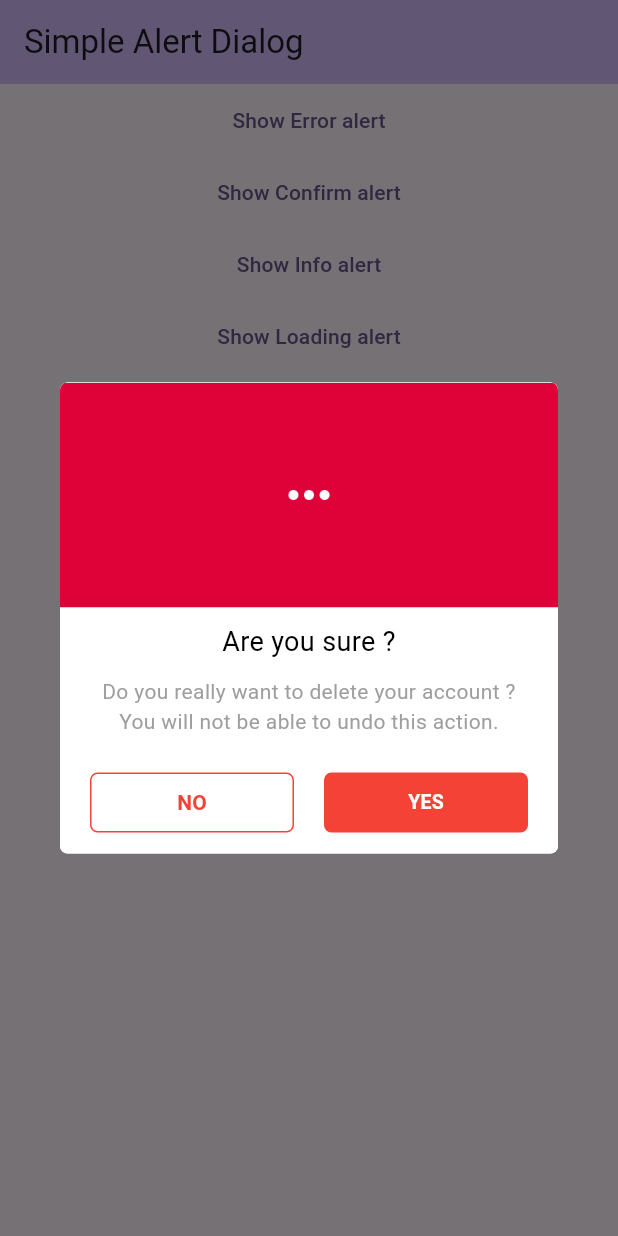
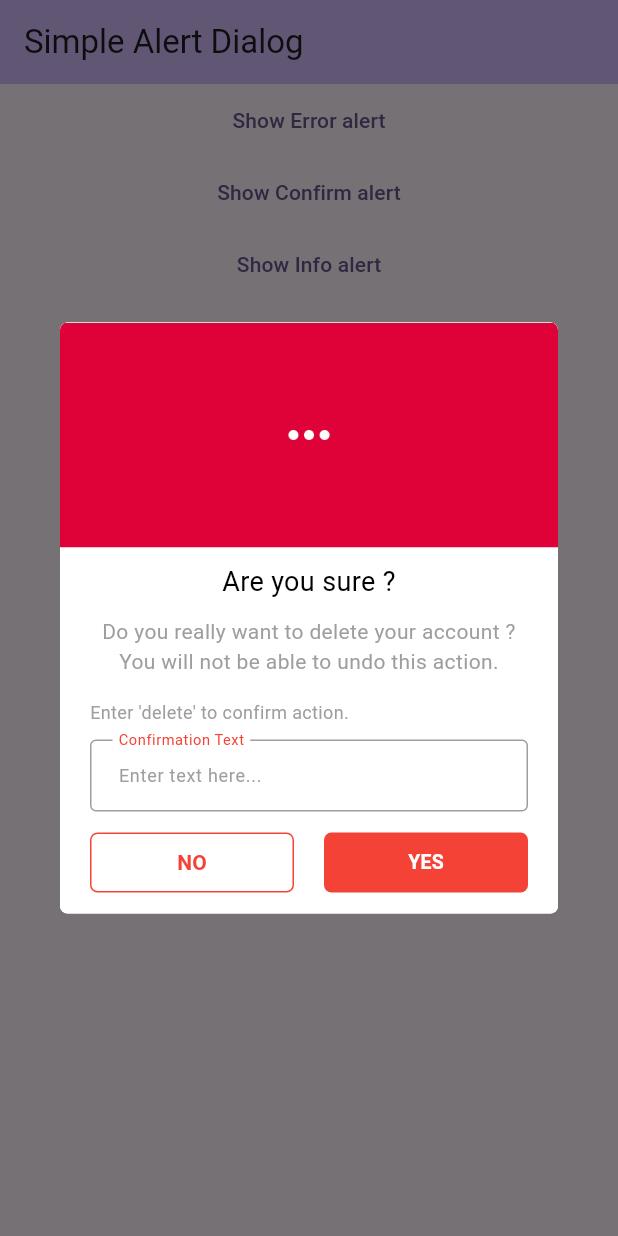
Before and after one commit to abhay-s-rawat/simple_alert_dialog, a Flutter app: the screen it shows after launch, after a tap on "Show Error alert", on a phone screen of 412 x 824 dp. Run offline on Flutter 3.47's test engine with Material 3 defaults, Android fonts, the phone set to English and light mode, and no system bars.

Commit message:
Added confirmationText functionality

```diff
--- a/lib/src/simple_alert_dialog.dart
+++ b/lib/src/simple_alert_dialog.dart
@@ -2,6 +2,7 @@ import 'package:flutter/material.dart';
 import 'animated_image.dart';
 import '../wrappers/alert_content_wrapper.dart';
 import '../wrappers/alert_title_wrapper.dart';
+import 'simple_alert_dialog_widget.dart';
 
 class SimpleAlertDialog {
   static Future show(
@@ -12,6 +13,8 @@ class SimpleAlertDialog {
     //
     Function(BuildContext ctx)? onConfirmButtonPressed,
     Function(BuildContext ctx)? onCancelButtonPressed,
+    //
+    String? confirmationText,
     //
     String assetImagepath = AnimatedImage.success,
     bool barrierDismissible = true,
@@ -25,130 +28,19 @@ class SimpleAlertDialog {
       barrierDismissible: barrierDismissible,
       context: context,
       builder: (BuildContext ctx2) {
-        return Center(
-          child: LayoutBuilder(
-              builder: (BuildContext ctx, BoxConstraints constraints) {
-            double maxWidth = 350;
-            if (constraints.maxWidth <= maxWidth) {
-              maxWidth = constraints.maxWidth - 40;
-            }
-            if (width != null) {
-              maxWidth = width;
-            }
-            return SingleChildScrollView(
-              child: AlertDialog(
-                elevation: 10,
-                backgroundColor: Colors.white,
-                surfaceTintColor: Colors.white,
-                contentPadding: EdgeInsets.zero,
-                titlePadding: EdgeInsets.zero,
-                shape: RoundedRectangleBorder(
-                  borderRadius: BorderRadius.circular(borderRadius),
-                ),
-                title: Container(
-                  width: double.infinity,
-                  height: 150,
-                  clipBehavior: Clip.antiAlias,
-                  decoration: BoxDecoration(
-                    color: Colors.white,
-                    borderRadius: BorderRadius.only(
-                      topLeft: Radius.circular(borderRadius),
-                      topRight: Radius.circular(borderRadius),
-                    ),
-                  ),
-                  child: Image.asset(
-                    assetImagepath,
-                    fit: BoxFit.cover,
-                  ),
-                ),
-                content: Container(
-                  constraints: BoxConstraints(maxWidth: maxWidth),
-                  padding:
-                      const EdgeInsets.symmetric(vertical: 10, horizontal: 20),
-                  decoration: BoxDecoration(
-                    borderRadius: BorderRadius.only(
-                      bottomLeft: Radius.circular(borderRadius),
-                      bottomRight: Radius.circular(borderRadius),
-                    ),
-                    color: Colors.white,
-                  ),
-                  child: Column(
-                    mainAxisSize: MainAxisSize.min,
-                    children: [
-                      title.getWidget,
-                      const SizedBox(height: 10),
-                      content.getWidget,
-                      const SizedBox(height: 20),
-                      if ((confirmBtnText != null) || (cancelBtnText != null))
-                        Row(
-                          mainAxisAlignment: MainAxisAlignment.center,
-                          children: [
-                            if (cancelBtnText != null)
-                              Expanded(
-                                child: OutlinedButton(
-                                  style: OutlinedButton.styleFrom(
-                                    shape: RoundedRectangleBorder(
-                                      borderRadius:
-                                          BorderRadius.circular(borderRadius),
-                                    ),
-                                    side: BorderSide(
-                                      width: 1,
-                                      color: buttonsColor,
-                                    ),
-                                  ),
-                                  onPressed: () async {
-                                    if (onCancelButtonPressed != null) {
-                                      await onCancelButtonPressed.call(ctx);
-                                    } else {
-                                      Navigator.pop(ctx, false);
-                                    }
-                                  },
-                                  child: Text(
-                                    cancelBtnText,
-                                    style: TextStyle(
-                                      fontSize: 14,
-                                      color: buttonsColor,
-                                      fontWeight: FontWeight.bold,
-                                    ),
-                                  ),
-                                ),
-                              ),
-                            const SizedBox(width: 20),
-                            if (confirmBtnText != null)
-                              Expanded(
-                                child: FilledButton(
-                                  style: FilledButton.styleFrom(
-                                    shape: RoundedRectangleBorder(
-                                      borderRadius:
-                                          BorderRadius.circular(borderRadius),
-                                    ),
-                                    backgroundColor: buttonsColor,
-                                  ),
-                                  onPressed: () async {
-                                    if (onConfirmButtonPressed != null) {
-                                      await onConfirmButtonPressed.call(ctx);
-                                    } else {
-                                      Navigator.pop(ctx, true);
-                                    }
-                                  },
-                                  child: Text(
-                                    confirmBtnText,
-                                    style: const TextStyle(
-                                      fontSize: 13,
-                                      color: Colors.white,
-                                      fontWeight: FontWeight.bold,
-                                    ),
-                                  ),
-                                ),
-                              ),
-                          ],
-                        ),
-                    ],
-                  ),
-                ),
-              ),
-            );
-          }),
+        return SimpleAlertDialogWidget(
+          title: title,
+          content: content,
+          assetImagepath: assetImagepath,
+          barrierDismissible: barrierDismissible,
+          buttonsColor: buttonsColor,
+          borderRadius: borderRadius,
+          onConfirmButtonPressed: onConfirmButtonPressed,
+          onCancelButtonPressed: onCancelButtonPressed,
+          confirmationText: confirmationText,
+          confirmBtnText: confirmBtnText,
+          cancelBtnText: cancelBtnText,
+          width: width,
         );
       },
     );
--- /dev/null
+++ b/lib/src/simple_alert_dialog_widget.dart
@@ -0,0 +1,266 @@
+import 'package:flutter/material.dart';
+import '../simple_alert_dialog.dart';
+
+class SimpleAlertDialogWidget extends StatefulWidget {
+  final AlertTitleWrapper title;
+  final AlertContentWrapper content;
+  //
+  final Function(BuildContext ctx)? onConfirmButtonPressed;
+  final Function(BuildContext ctx)? onCancelButtonPressed;
+  //
+  final String? confirmationText;
+  //
+  final String assetImagepath;
+  final bool barrierDismissible;
+  final String? confirmBtnText;
+  final String? cancelBtnText;
+  final Color buttonsColor;
+  final double borderRadius;
+  final double? width;
+
+  const SimpleAlertDialogWidget({
+    super.key,
+    required this.title,
+    required this.content,
+    this.onConfirmButtonPressed,
+    this.onCancelButtonPressed,
+    this.confirmationText,
+    required this.assetImagepath,
+    required this.barrierDismissible,
+    this.confirmBtnText,
+    this.cancelBtnText,
+    required this.buttonsColor,
+    required this.borderRadius,
+    this.width,
+  });
+
+  @override
+  State<SimpleAlertDialogWidget> createState() =>
+      _SimpleAlertDialogWidgetState();
+}
+
+class _SimpleAlertDialogWidgetState extends State<SimpleAlertDialogWidget> {
+  final TextEditingController confirmationText = TextEditingController();
+  final _formKey = GlobalKey<FormState>();
+
+  @override
+  void dispose() {
+    confirmationText.dispose();
+    super.dispose();
+  }
+
+  Widget get _getConfirmationTextWidget {
+    if (widget.confirmationText != null) {
+      return Column(
+        mainAxisSize: MainAxisSize.min,
+        mainAxisAlignment: MainAxisAlignment.start,
+        crossAxisAlignment: CrossAxisAlignment.start,
+        children: [
+          Text(
+            "Enter '${widget.confirmationText}' to confirm action.",
+            style: const TextStyle(
+              color: Colors.grey,
+              fontSize: 12,
+            ),
+          ),
+          const SizedBox(height: 10),
+          TextFormField(
+            validator: (String? value) {
+              if (value == widget.confirmationText) {
+                return null;
+              }
+              return "Wrong confirmation text";
+            },
+            autovalidateMode: AutovalidateMode.onUserInteraction,
+            controller: confirmationText,
+            textAlignVertical: TextAlignVertical.center,
+            style: const TextStyle(fontSize: 12, color: Colors.black),
+            decoration: InputDecoration(
+              hintText: "Enter text here...",
+              hintStyle: const TextStyle(fontSize: 12, color: Colors.grey),
+              isDense: true,
+              contentPadding: const EdgeInsets.all(15),
+              floatingLabelBehavior: FloatingLabelBehavior.always,
+              border: const OutlineInputBorder(),
+              errorMaxLines: 1,
+              errorStyle: const TextStyle(fontSize: 9, height: 1),
+              labelText: "Confirmation Text",
+              labelStyle: TextStyle(
+                fontSize: 13,
+                color: widget.buttonsColor,
+              ),
+              focusedBorder: OutlineInputBorder(
+                borderSide: BorderSide(color: widget.buttonsColor),
+              ),
+              enabledBorder: const OutlineInputBorder(
+                borderSide: BorderSide(color: Colors.grey),
+              ),
+              disabledBorder: const OutlineInputBorder(
+                borderSide: BorderSide(color: Colors.grey),
+              ),
+              hoverColor: widget.buttonsColor,
+              focusColor: widget.buttonsColor,
+              errorBorder: const OutlineInputBorder(
+                borderSide: BorderSide(color: Colors.red),
+              ),
+              focusedErrorBorder: const OutlineInputBorder(
+                borderSide: BorderSide(color: Colors.red),
+              ),
+            ),
+          ),
+          const SizedBox(height: 10),
+        ],
+      );
+    } else {
+      return const SizedBox.shrink();
+    }
+  }
+
+  @override
+  Widget build(BuildContext context) {
+    return Form(
+      key: _formKey,
+      child: Center(
+        child: LayoutBuilder(builder: (
+          BuildContext ctx,
+          BoxConstraints constraints,
+        ) {
+          double maxWidth = 350;
+          if (constraints.maxWidth <= maxWidth) {
+            maxWidth = constraints.maxWidth - 40;
+          }
+          if (widget.width != null) {
+            maxWidth = widget.width!;
+          }
+          return SingleChildScrollView(
+            child: AlertDialog(
+              elevation: 10,
+              backgroundColor: Colors.white,
+              surfaceTintColor: Colors.white,
+              contentPadding: EdgeInsets.zero,
+              titlePadding: EdgeInsets.zero,
+              shape: RoundedRectangleBorder(
+                borderRadius: BorderRadius.circular(widget.borderRadius),
+              ),
+              title: Container(
+                width: double.infinity,
+                height: 150,
+                clipBehavior: Clip.antiAlias,
+                decoration: BoxDecoration(
+                  color: Colors.white,
+                  borderRadius: BorderRadius.only(
+                    topLeft: Radius.circular(widget.borderRadius),
+                    topRight: Radius.circular(widget.borderRadius),
+                  ),
+                ),
+                child: Image.asset(
+                  widget.assetImagepath,
+                  fit: BoxFit.cover,
+                ),
+              ),
+              content: Container(
+                constraints: BoxConstraints(maxWidth: maxWidth),
+                padding:
+                    const EdgeInsets.symmetric(vertical: 10, horizontal: 20),
+                decoration: BoxDecoration(
+                  borderRadius: BorderRadius.only(
+                    bottomLeft: Radius.circular(widget.borderRadius),
+                    bottomRight: Radius.circular(widget.borderRadius),
+                  ),
+                  color: Colors.white,
+                ),
+                child: Column(
+                  mainAxisSize: MainAxisSize.min,
+                  children: [
+                    widget.title.getWidget,
+                    const SizedBox(height: 10),
+                    widget.content.getWidget,
+                    const SizedBox(height: 15),
+                    if (widget.confirmationText != null)
+                      _getConfirmationTextWidget,
+                    if ((widget.confirmBtnText != null) ||
+                        (widget.cancelBtnText != null))
+                      Row(
+                        mainAxisAlignment: MainAxisAlignment.center,
+                        children: [
+                          if (widget.cancelBtnText != null)
+                            Expanded(
+                              child: OutlinedButton(
+                                style: OutlinedButton.styleFrom(
+                                  shape: RoundedRectangleBorder(
+                                    borderRadius: BorderRadius.circular(
+                                      widget.borderRadius,
+                                    ),
+                                  ),
+                                  side: BorderSide(
+                                    width: 1,
+                                    color: widget.buttonsColor,
+                                  ),
+                                ),
+                                onPressed: () async {
+                                  if (widget.onCancelButtonPressed != null) {
+                                    await widget.onCancelButtonPressed!
+                                        .call(ctx);
+                                  } else {
+                                    Navigator.pop(ctx, false);
+                                  }
+                                },
+                                child: Text(
+                                  widget.cancelBtnText!,
+                                  style: TextStyle(
+                                    fontSize: 14,
+                                    color: widget.buttonsColor,
+                                    fontWeight: FontWeight.bold,
+                                  ),
+                                ),
+                              ),
+                            ),
+                          const SizedBox(width: 20),
+                          if (widget.confirmBtnText != null)
+                            Expanded(
+                              child: FilledButton(
+                                style: FilledButton.styleFrom(
+                                  shape: RoundedRectangleBorder(
+                                    borderRadius: BorderRadius.circular(
+                                      widget.borderRadius,
+                                    ),
+                                  ),
+                                  backgroundColor: widget.buttonsColor,
+                                ),
+                                onPressed: () async {
+                                  if (widget.confirmationText != null) {
+                                    bool? isValid =
+                                        _formKey.currentState?.validate();
+                                    if (isValid == null || isValid == false) {
+                                      return;
+                                    }
+                                  }
+                                  if (widget.onConfirmButtonPressed != null) {
+                                    await widget.onConfirmButtonPressed!
+                                        .call(ctx);
+                                  } else {
+                                    Navigator.pop(ctx, true);
+                                  }
+                                },
+                                child: Text(
+                                  widget.confirmBtnText!,
+                                  style: const TextStyle(
+                                    fontSize: 13,
+                                    color: Colors.white,
+                                    fontWeight: FontWeight.bold,
+                                  ),
+                                ),
+                              ),
+                            ),
+                        ],
+                      ),
+                  ],
+                ),
+              ),
+            ),
+          );
+        }),
+      ),
+    );
+  }
+}
--- a/pubspec.yaml
+++ b/pubspec.yaml
@@ -1,6 +1,6 @@
 name: simple_alert_dialog
 description: "Created simple alert dialog widget."
-version: 0.0.2
+version: 1.0.0
 homepage: https://github.com/abhay-s-rawat/simple_alert_dialog.git
 
 environment:
```
Also changed, not shown: 2 other files.
